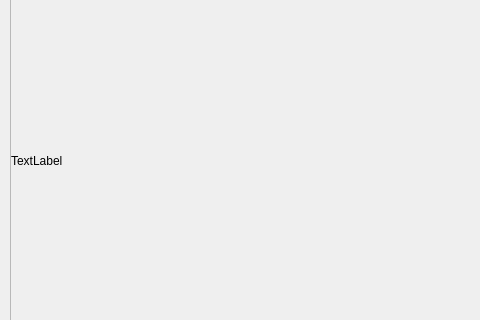
First picture: the form in pintor3.ui, repository Giovannirg/Pintor3, before the edit; both pictures show x 0 to 480 and y 220 to 540 of the 1007 by 751 pixel window.
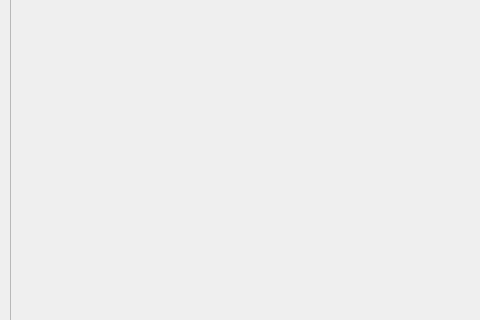
Second picture: the form after the edit. Icons and pictures are not drawn.

Commit message: Implemented: Copy, Paste, Toolbar buttons Zoom in and out and fit to window need more work

```diff
--- a/pintor3.ui
+++ b/pintor3.ui
@@ -373,7 +373,10 @@
        </rect>
       </property>
       <property name="text">
-       <string>TextLabel</string>
+       <string/>
+      </property>
+      <property name="scaledContents">
+       <bool>false</bool>
       </property>
      </widget>
     </widget>
```
Left out of the diff: 211 changed lines with no effect on the pictures. The commit also changes 2 other files.
